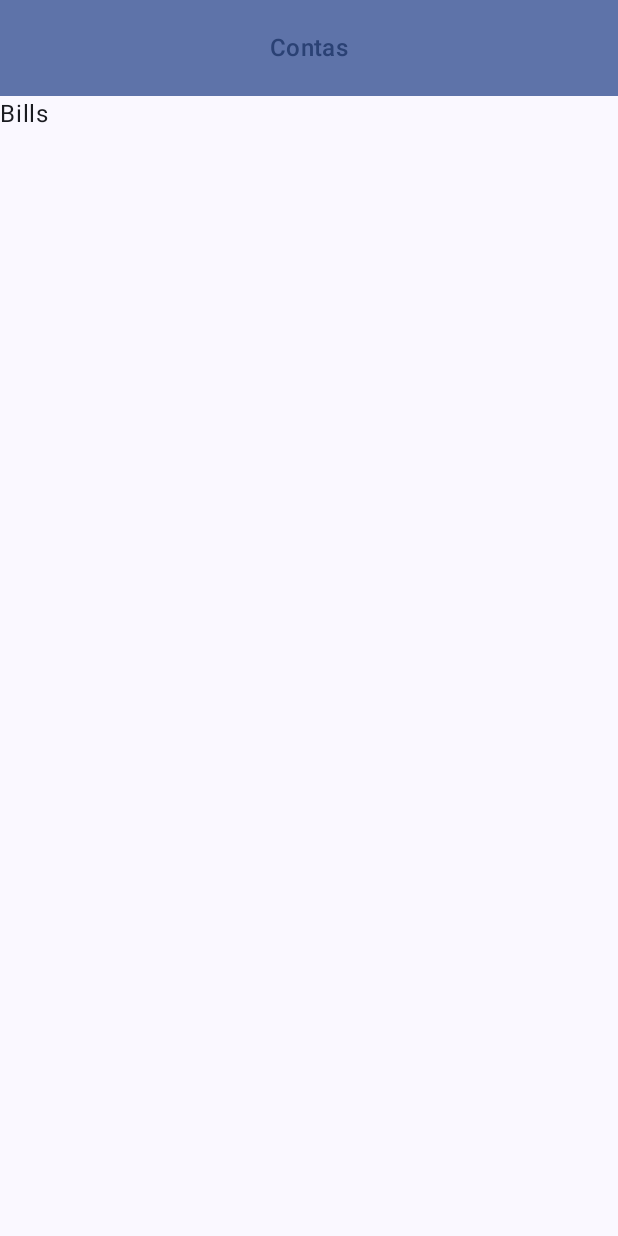
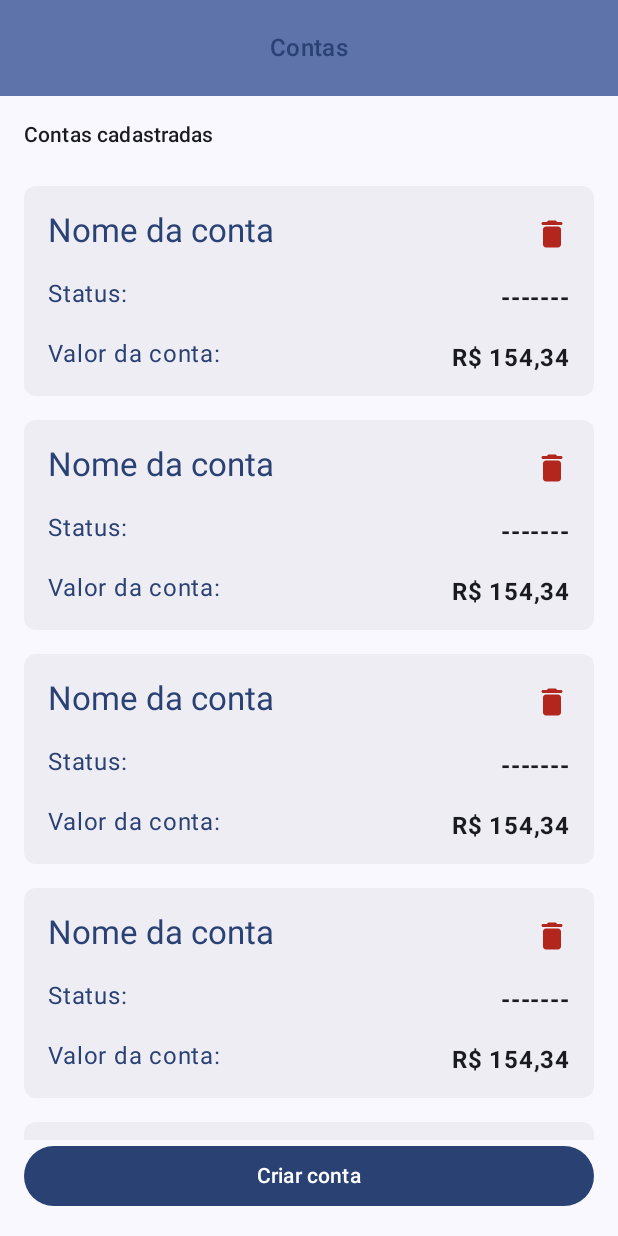
Before and after one commit to geanbrandao/BillBuddy, an Android app built with Jetpack Compose: the screen it shows after launch (MainActivity), on a phone screen of 412 x 824 dp. Run offline under Robolectric (Android 15) with nearby library versions, the phone set to English and light mode, and no system bars.

Commit message:
Add bills screen

```diff
--- a/app/src/main/java/com/geanbrandao/br/billbuddy/MainActivity.kt
+++ b/app/src/main/java/com/geanbrandao/br/billbuddy/MainActivity.kt
@@ -8,7 +8,7 @@ import androidx.compose.foundation.layout.fillMaxSize
 import androidx.compose.foundation.layout.padding
 import androidx.compose.material3.Scaffold
 import androidx.compose.runtime.Composable
-import androidx.compose.runtime.MutableState
+import androidx.compose.runtime.mutableIntStateOf
 import androidx.compose.runtime.mutableStateOf
 import androidx.compose.runtime.remember
 import androidx.compose.ui.Modifier
@@ -30,18 +30,19 @@ class MainActivity : ComponentActivity() {
         setContent {
             val navController = rememberNavController()
             val canNavigateBack = remember { mutableStateOf(false) }
-            val screenTitle = remember { mutableStateOf(Screen.Bills.title) }
+            val screenTitle = remember { mutableIntStateOf(Screen.Bills.title) }
             onDestinationHandle(
                 navController,
                 updateNavigateBack = {canNavigateBack.value = it },
-                updateScreenTitle = { screenTitle.value = it },
+                updateScreenTitle = { screenTitle.intValue = it },
             )
-            BillBuddyTheme {
+            // TODO temporário
+            BillBuddyTheme(darkTheme = false) {
                 Scaffold(
                     modifier = Modifier.fillMaxSize(),
                     topBar = {
                         TopAppBarView(
-                            title = stringResource(id = screenTitle.value),
+                            title = stringResource(id = screenTitle.intValue),
                             canNavigateBack = canNavigateBack.value,
                             onArrowBackClicked = { navController.popBackStack() }
                         )
--- a/app/src/main/java/com/geanbrandao/br/billbuddy/presentation/bills/BillsScreen.kt
+++ b/app/src/main/java/com/geanbrandao/br/billbuddy/presentation/bills/BillsScreen.kt
@@ -1,18 +1,120 @@
 package com.geanbrandao.br.billbuddy.presentation.bills
 
+import androidx.compose.foundation.background
+import androidx.compose.foundation.layout.Column
+import androidx.compose.foundation.layout.Spacer
+import androidx.compose.foundation.layout.fillMaxSize
+import androidx.compose.foundation.layout.fillMaxWidth
+import androidx.compose.foundation.layout.padding
+import androidx.compose.foundation.layout.size
+import androidx.compose.foundation.lazy.LazyColumn
+import androidx.compose.foundation.lazy.items
+import androidx.compose.material3.AlertDialog
+import androidx.compose.material3.Button
+import androidx.compose.material3.MaterialTheme
+import androidx.compose.material3.Text
+import androidx.compose.material3.TextButton
 import androidx.compose.runtime.Composable
+import androidx.compose.runtime.mutableStateOf
+import androidx.compose.runtime.remember
 import androidx.compose.ui.Modifier
+import androidx.compose.ui.tooling.preview.Preview
+import com.geanbrandao.br.billbuddy.ui.theme.BillBuddyTheme
+import com.geanbrandao.br.billbuddy.ui.theme.PaddingOne
+import com.geanbrandao.br.billbuddy.ui.theme.PaddingTwo
 
 @Composable
-fun BillsScreen(
-
-) {
-
+fun BillsScreen() {
+    BillsView()
 }
 
 @Composable
 private fun BillsView(
     modifier: Modifier = Modifier
 ) {
+    val isVisible = remember { mutableStateOf(false) }
+    Column(
+        modifier = modifier
+            .background(color = MaterialTheme.colorScheme.background)
+            .padding(horizontal = PaddingTwo)
+            .fillMaxSize()
+    ) {
+        LazyColumn(
+            modifier = Modifier.weight(1f)
+        ) {
+            item {
+                Spacer(modifier = Modifier.size(size = PaddingTwo))
+                Text(
+                    text = "Contas cadastradas",
+                    style = MaterialTheme.typography.labelLarge,
+                )
+                Spacer(modifier = Modifier.size(size = PaddingTwo))
+            }
+            items(listOf(1, 2, 3, 4, 5, 6)) {
+                BillItem(
+                    modifier = Modifier.padding(vertical = PaddingOne),
+                    onRemoveClicked = {
+                        isVisible.value = true
+                    },
+                )
+            }
+        }
+        Button(
+            onClick = { },
+            modifier = Modifier
+                .fillMaxWidth()
+                .padding(bottom = PaddingTwo)
+        ) {
+            Text(text = "Criar conta")
+        }
+        ConfirmationDialog(
+            isVisible = isVisible.value,
+            onDismiss = { isVisible.value = false },
+            onConfirm = { isVisible.value = false },
+        )
+    }
+}
 
+@Composable
+private fun ConfirmationDialog(
+    isVisible: Boolean,
+    onDismiss: () -> Unit,
+    onConfirm: () -> Unit,
+) {
+
+    if (isVisible) {
+        AlertDialog(
+            onDismissRequest = onDismiss,
+            confirmButton = {
+                TextButton(onClick = onConfirm) {
+                    Text(text = "Excluir")
+                }
+            },
+            dismissButton = {
+                TextButton(onClick = onDismiss) {
+                    Text(text = "Cancelar")
+                }
+            },
+            title = {
+                Text(
+                    text = "Deseja excluir essa conta?",
+                    style = MaterialTheme.typography.bodyLarge,
+                )
+            },
+            text = {
+                Text(
+                    text = "Todas os dados e pessoas dessa conta serão removidos.",
+                    style = MaterialTheme.typography.bodyMedium,
+                )
+            }
+        )
+    }
 }
+
+@Preview
+@Composable
+private fun BillsPreview() {
+    BillBuddyTheme {
+        BillsView()
+    }
+}
--- /dev/null
+++ b/app/src/main/java/com/geanbrandao/br/billbuddy/presentation/bills/components.kt
@@ -0,0 +1,122 @@
+package com.geanbrandao.br.billbuddy.presentation.bills
+
+import androidx.compose.foundation.background
+import androidx.compose.foundation.clickable
+import androidx.compose.foundation.layout.Column
+import androidx.compose.foundation.layout.Row
+import androidx.compose.foundation.layout.Spacer
+import androidx.compose.foundation.layout.fillMaxSize
+import androidx.compose.foundation.layout.fillMaxWidth
+import androidx.compose.foundation.layout.padding
+import androidx.compose.foundation.layout.size
+import androidx.compose.foundation.shape.RoundedCornerShape
+import androidx.compose.material.icons.Icons
+import androidx.compose.material.icons.rounded.Delete
+import androidx.compose.material3.Icon
+import androidx.compose.material3.MaterialTheme
+import androidx.compose.material3.Text
+import androidx.compose.runtime.Composable
+import androidx.compose.ui.Alignment
+import androidx.compose.ui.Modifier
+import androidx.compose.ui.text.font.FontWeight
+import androidx.compose.ui.tooling.preview.Preview
+import androidx.compose.ui.unit.dp
+import com.geanbrandao.br.billbuddy.ui.theme.BillBuddyTheme
+import com.geanbrandao.br.billbuddy.ui.theme.CornerSizeOne
+import com.geanbrandao.br.billbuddy.ui.theme.PaddingOne
+import com.geanbrandao.br.billbuddy.ui.theme.PaddingTwo
+
+@Composable
+fun BillItem(
+    onRemoveClicked: () -> Unit,
+    modifier: Modifier = Modifier,
+) {
+    BillItemView(modifier = modifier, onRemoveClicked = onRemoveClicked)
+}
+
+@Composable
+private fun BillItemView(
+    onRemoveClicked: () -> Unit = {},
+    modifier: Modifier = Modifier,
+) {
+    Column(
+        modifier = modifier
+            .fillMaxWidth()
+            .background(
+                color = MaterialTheme.colorScheme.surfaceContainer,
+                shape = RoundedCornerShape(size = CornerSizeOne)
+            )
+            .padding(PaddingTwo),
+    ) {
+        Row(
+            verticalAlignment = Alignment.Bottom
+        ) {
+            Text(
+                text = "Nome da conta",
+                color = MaterialTheme.colorScheme.primary,
+                style = MaterialTheme.typography.titleLarge,
+            )
+            Spacer(modifier = Modifier
+                .weight(1f)
+                .padding(all = PaddingOne))
+            Icon(
+                imageVector = Icons.Rounded.Delete,
+                tint = MaterialTheme.colorScheme.error,
+                contentDescription = "Remover conta",
+                modifier = Modifier.clickable { onRemoveClicked() }
+            )
+        }
+        Spacer(modifier = Modifier.size(PaddingTwo))
+        Row(
+            verticalAlignment = Alignment.Bottom
+        ) {
+            Text(
+                text = "Status:",
+                color = MaterialTheme.colorScheme.primary,
+            )
+            Spacer(modifier = Modifier
+                .weight(1f)
+                .padding(all = PaddingOne))
+            Text(
+                text = "-------",
+                style = MaterialTheme.typography.bodyLarge,
+                fontWeight = FontWeight.Bold,
+            )
+        }
+        Spacer(modifier = Modifier.size(PaddingTwo))
+        Row(
+            verticalAlignment = Alignment.Bottom
+        ) {
+            Text(
+                text = "Valor da conta:",
+                color = MaterialTheme.colorScheme.primary,
+            )
+            Spacer(modifier = Modifier
+                .weight(1f)
+                .padding(all = PaddingOne))
+            Text(
+                text = "R$ 154,34",
+                style = MaterialTheme.typography.bodyLarge,
+                fontWeight = FontWeight.Bold,
+            )
+        }
+
+    }
+}
+
+@Preview(showBackground = true)
+@Composable
+private fun BillItemPreview() {
+    BillBuddyTheme {
+        Column(
+            Modifier
+                .fillMaxSize()
+                .background(MaterialTheme.colorScheme.background)
+                .padding(16.dp)
+        ) {
+            BillItemView(modifier = Modifier.padding(vertical = PaddingOne))
+            BillItemView(modifier = Modifier.padding(vertical = PaddingOne))
+            BillItemView(modifier = Modifier.padding(vertical = PaddingOne))
+        }
+    }
+}
--- a/app/src/main/java/com/geanbrandao/br/billbuddy/presentation/navigation/NavigationView.kt
+++ b/app/src/main/java/com/geanbrandao/br/billbuddy/presentation/navigation/NavigationView.kt
@@ -6,7 +6,7 @@ import androidx.compose.ui.Modifier
 import androidx.navigation.NavHostController
 import androidx.navigation.compose.NavHost
 import androidx.navigation.compose.composable
-import androidx.navigation.compose.rememberNavController
+import com.geanbrandao.br.billbuddy.presentation.bills.BillsScreen
 
 @Composable
 fun NavigationView(
@@ -16,7 +16,7 @@ fun NavigationView(
 
     NavHost(navController = navController, startDestination = Screen.Bills.route, modifier = modifier) {
         composable(Screen.Bills.route) {
-            Text(text = "Bills")
+            BillsScreen()
         }
         composable(Screen.Bill.route) {
             Text(text = "Bill")
--- /dev/null
+++ b/app/src/main/java/com/geanbrandao/br/billbuddy/ui/theme/Dimens.kt
@@ -0,0 +1,9 @@
+package com.geanbrandao.br.billbuddy.ui.theme
+
+import androidx.compose.ui.unit.dp
+
+val PaddingOne = 8.dp
+val PaddingTwo = 16.dp
+val PaddingThree = 24.dp
+
+val CornerSizeOne = 8.dp
--- a/app/src/main/res/values-night-v31/splash.xml
+++ b/app/src/main/res/values-night-v31/splash.xml
@@ -1,10 +1,10 @@
 <?xml version="1.0" encoding="utf-8"?>
 <resources>
-
     <style name="Theme.BillBuddy.SplashScreen" parent="Theme.SplashScreen">
-        <item name="android:windowSplashScreenBackground">#86D1EA</item>
         <item name="android:windowSplashScreenAnimatedIcon">@drawable/ic_launcher_foreground</item>
         <item name="android:windowSplashScreenIconBackgroundColor">#FFFFFF</item>
+        <item name="android:windowSplashScreenBackground">#86D1EA</item>
+        <item name="android:windowSplashScreenAnimationDuration">1000</item>
         <item name="postSplashScreenTheme">@style/Theme.AppCompat.NoActionBar</item>
     </style>
 </resources>
--- a/app/src/main/res/values-v31/splash.xml
+++ b/app/src/main/res/values-v31/splash.xml
@@ -2,9 +2,10 @@
 <resources>
 
     <style name="Theme.BillBuddy.SplashScreen" parent="Theme.SplashScreen">
-        <item name="android:windowSplashScreenBackground">#02677D</item>
         <item name="android:windowSplashScreenAnimatedIcon">@drawable/ic_launcher_foreground</item>
         <item name="android:windowSplashScreenIconBackgroundColor">#FFFFFF</item>
+        <item name="android:windowSplashScreenBackground">#02677D</item>
+        <item name="android:windowSplashScreenAnimationDuration">1000</item>
         <item name="postSplashScreenTheme">@style/Theme.AppCompat.NoActionBar</item>
     </style>
 </resources>
```
